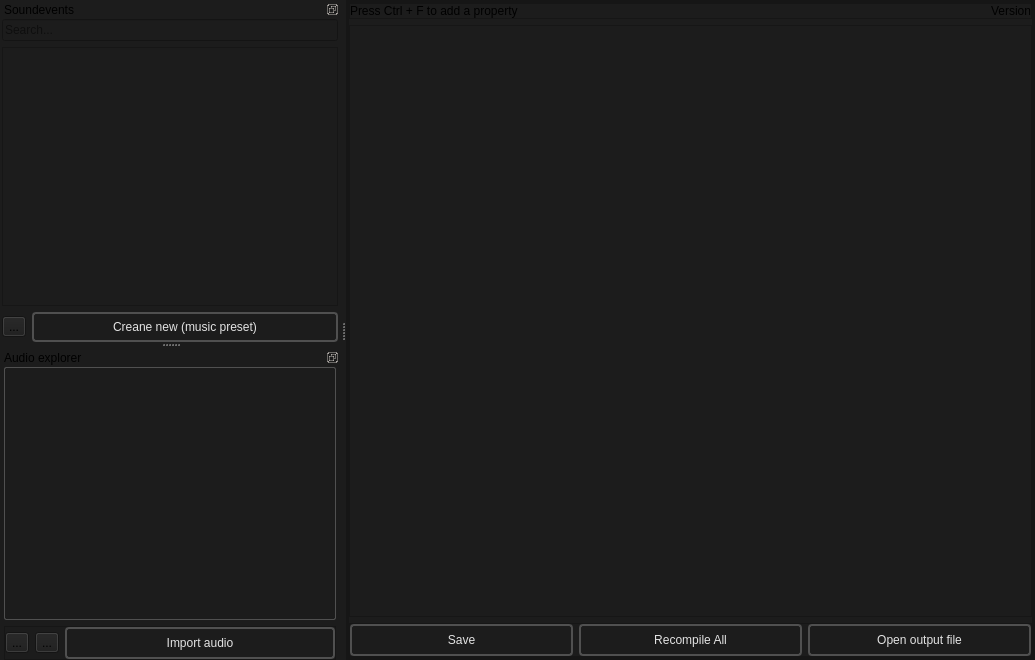
This is soudevent_editor/soundevenet_editor_mainwindow.ui in dertwist/Hammer5Tools as Qt 5 draws it before an edit. The edited form follows.
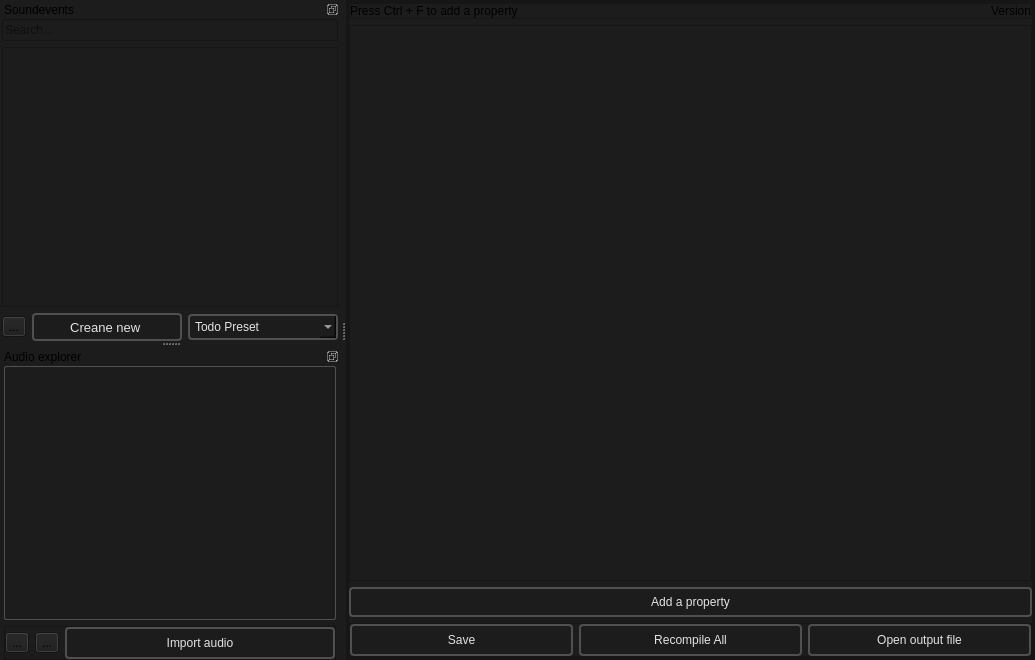
This is the edited form. Icons and pictures are not drawn.

```diff
--- a/soudevent_editor/soundevenet_editor_mainwindow.ui
+++ b/soudevent_editor/soundevenet_editor_mainwindow.ui
@@ -171,6 +171,45 @@
                </widget>
               </widget>
              </item>
+             <item>
+              <widget class="QPushButton" name="add_a_property_button">
+               <property name="styleSheet">
+                <string notr="true">
+    /* QPushButton default and hover styles */
+    QPushButton {
+
+        font: 600 10pt &quot;Segoe UI&quot;;
+	
+
+        border: 2px solid black;
+        border-radius: 4px;
+        border-color: rgba(80, 80, 80, 255);
+        height:22px;
+        padding-top: 2px;
+        padding-bottom:2px;
+        padding-left: 4px;
+        padding-right: 4px;
+        color: #E3E3E3;
+        background-color: #1C1C1C;
+    }
+    QPushButton:hover {
+        background-color: #414956;
+        color: white;
+    }
+    QPushButton:pressed {
+        background-color: red;
+        background-color: #1C1C1C;
+        margin: 1 px;
+        margin-left: 2px;
+        margin-right: 2px;
+
+    }</string>
+               </property>
+               <property name="text">
+                <string>Add a property</string>
+               </property>
+              </widget>
+             </item>
              <item>
               <widget class="QFrame" name="frame_2">
                <property name="sizePolicy">
@@ -399,7 +438,7 @@
    <property name="minimumSize">
     <size>
      <width>340</width>
-     <height>157</height>
+     <height>173</height>
     </size>
    </property>
    <property name="features">
@@ -439,7 +478,26 @@
       <widget class="QListWidget" name="soundevents_list"/>
      </item>
      <item>
+      <widget class="QFrame" name="">
+       <property name="maximumSize">
+        <size>
+         <width>16777215</width>
+         <height>28</height>
+        </size>
+       </property>
       <layout class="QHBoxLayout" name="horizontalLayout_8">
+        <property name="leftMargin">
+         <number>0</number>
+        </property>
+        <property name="topMargin">
+         <number>0</number>
+        </property>
+        <property name="rightMargin">
+         <number>0</number>
+        </property>
+        <property name="bottomMargin">
+         <number>0</number>
+        </property>
        <item>
         <widget class="QToolButton" name="create_new_soundevent_options_button">
          <property name="toolTip">
@@ -462,6 +520,14 @@
        </item>
        <item>
         <widget class="QPushButton" name="create_new_soundevent">
+          <property name="font">
+           <font>
+            <family>Segoe UI</family>
+            <pointsize>10</pointsize>
+            <italic>false</italic>
+            <fontweight>DemiBold</fontweight>
+           </font>
+          </property>
          <property name="toolTip">
           <string>&lt;html&gt;&lt;head/&gt;&lt;body&gt;&lt;p&gt;Create new soundevent&lt;/p&gt;&lt;/body&gt;&lt;/html&gt;</string>
          </property>
@@ -498,7 +564,7 @@
     }</string>
          </property>
          <property name="text">
-          <string>Creane new (music preset)</string>
+           <string>Creane new </string>
          </property>
          <property name="icon">
           <iconset resource="../resources.qrc">
@@ -512,7 +578,177 @@
          </property>
         </widget>
        </item>
-      </layout>
+        <item>
+         <widget class="QComboBox" name="comboBox">
+          <property name="styleSheet">
+           <string notr="true">QMenu {
+background-color: red;
+ }
+
+QMenu::item {
+    padding: 5px 10px;
+    font: 580 8pt &quot;Segoe UI&quot;;
+    border: 2px solid black;
+    border-radius: 4px;
+    border-color: rgba(80, 80, 80, 255);
+    color: #E3E3E3;
+}
+QMenu::item:selected {
+    background-color: #414956;
+    color: white;
+}
+QWidget {
+    background-color: #151515;
+    outline: none;
+}
+
+QWidget:item:checked {
+    background-color: #151515;
+    color: white;
+}
+
+QWidget:item:selected {
+    background-color: #414956;
+    color: white;
+    border: 0px;
+}
+
+
+
+QMenu {
+    background-color: #1d1d1f;
+    color: #FFFFFF;
+    border: 1px solid #555555;
+    /* padding-top: 5px; */
+    /* padding-bottom: 5px; */
+    border: 2px solid black;
+    border-radius: 4px;
+    border-color: rgba(80, 80, 80, 255);
+}
+
+QMenu::item {
+    font: 580 8pt &quot;Segoe UI&quot;;
+    border-top: 2px solid black;
+    border: 0px;
+    border-radius: 4px;
+    border-color: rgba(80, 80, 80, 255);
+    padding-left: 12px;
+    padding-right: 12px;
+    color: #E3E3E3;
+}
+
+QMenu::item:selected {
+    background-color: #666666;
+    color: #FFFFFF;
+}
+
+QMenu::separator {
+    height: 1px;
+    background: #AAAAAA;
+    margin: 5px 0;
+}
+
+QMenu::indicator {
+    width: 13px;
+    height: 13px;
+}
+
+QMenu::indicator:checked {
+    image: url(:/images/checkmark.png);
+}
+
+QMenu::indicator:unchecked {
+    image: url(:/images/empty.png);
+}
+
+
+QComboBox {
+    font: 580 8pt &quot;Segoe UI&quot;;
+    border: 2px solid black;
+    border-radius: 4px;
+    border-color: rgba(80, 80, 80, 255);
+    height: 12px;
+    padding-top: 5px;
+    padding-bottom: 5px;
+    color: #E3E3E3;
+    background-color: #1C1C1C;
+    padding-left: 5px;
+}
+
+QComboBox:hover {
+    background-color: #414956;
+    color: white;
+}
+
+QComboBox:pressed {
+    background-color: #2E2F30;
+    color: white;
+}
+
+QComboBox:item {
+    font: 580 8pt &quot;Segoe UI&quot;;
+    color: #E3E3E3;
+    padding-left: 5px;
+    background-color: #1C1C1C;
+    border-style: none;
+}
+
+QComboBox::drop-down {
+    color: #E3E3E3;
+    padding: 2px;
+    background: url(://icons/arrow_drop_down_16dp.svg) no-repeat center;
+    border-bottom: 0px solid black;
+    border-top: 0px solid black;
+    border-right: 0px;
+    border-left: 2px solid;
+    margin-left: 5px;
+    padding: 5px;
+    width: 7px;
+    border-color: rgba(80, 80, 80, 255);
+    background-color: #1C1C1C;
+}
+
+
+QComboBox QAbstractItemView {
+    border: 2px solid gray;
+    border-color: rgba(80, 80, 80, 255);
+    selection-background-color: #414956;
+    background-color: #1C1C1C;
+}
+
+
+QComboBox QAbstractItemView::item {
+    height: 16px; /* Set the height of each item */
+    padding: 4px; /* Add padding to each item */
+    padding-left: 5px;
+    padding-right: 5px;
+    color: #ff8a8a8a;
+    border-style: none;
+    border-bottom: 0.5px solid black;
+    border-color: rgba(255, 255, 255, 10);
+}
+
+
+QComboBox QAbstractItemView::item:selected {
+    height: 16px; /* Set the height of each item */
+    padding: 4px; /* Add padding to each item */
+    padding-left: 5px;
+    padding-right: 5px;
+    background-color: #414956;
+    color: white;
+    border: none; /* Remove border */
+    outline: none; /* Remove outline */
+}</string>
+          </property>
+          <item>
+           <property name="text">
+            <string>Todo Preset</string>
+           </property>
+          </item>
+         </widget>
+        </item>
+       </layout>
+      </widget>
      </item>
     </layout>
    </widget>
```
Left out of the diff: 2 changed lines with no effect on the pictures. Lines whose indentation alone changed are shown as unchanged.
